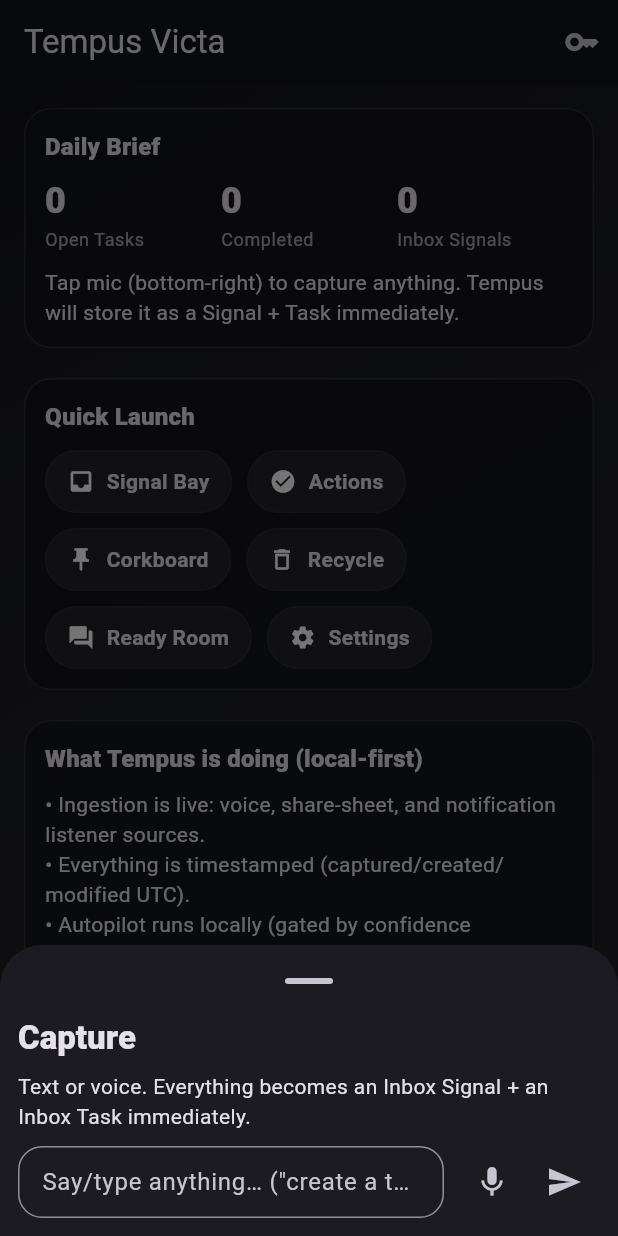
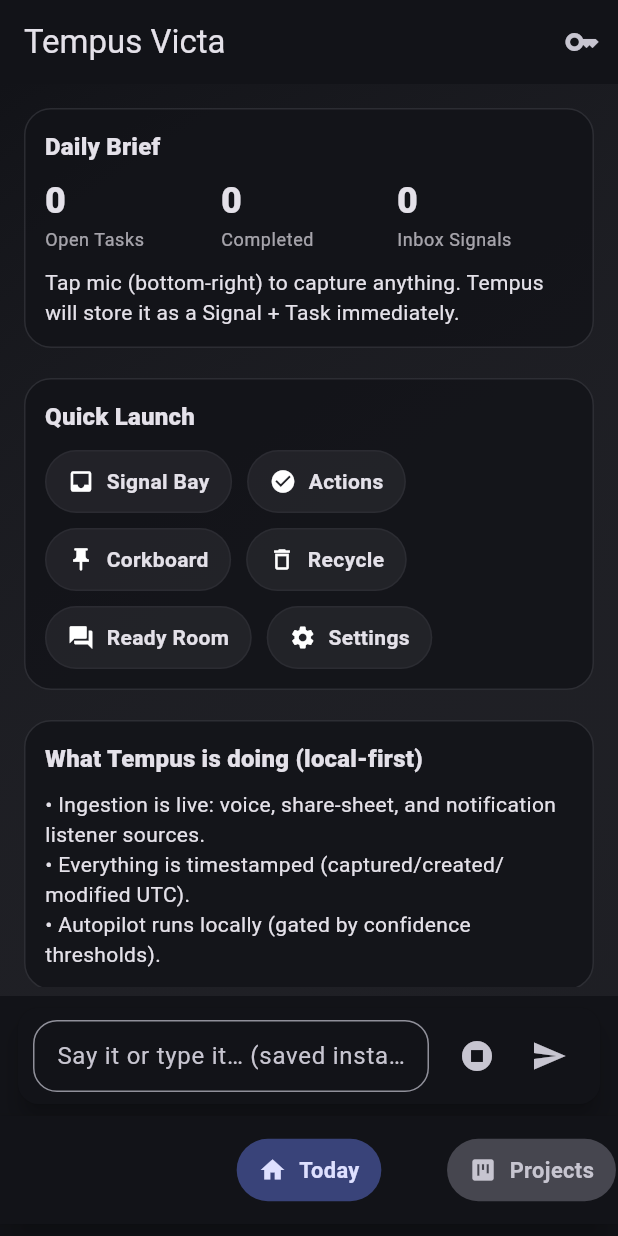
Before and after one commit to Mgregory2K/tempus_victa, a Flutter app: the screen it shows after launch, after a tap on the "mic" icon, on a phone screen of 412 x 824 dp. Run offline on Flutter 3.47's test engine with Material 3 defaults, Android fonts, the phone set to English and light mode, and no system bars; our stand-ins replace drift, google_sign_in, permission_handler, shared_preferences, speech_to_text, sqflite; accounts and stored records are empty.

Commit message:
Recovery20260221_2124

```diff
--- a/lib/ui/tempus_scaffold.dart
+++ b/lib/ui/tempus_scaffold.dart
@@ -1,8 +1,9 @@
 // Tempus Victa - scaffold
 //
-// - Persistent bottom navigation (concept-aligned)
-// - Global microphone access (capture sheet)
-// - Background styling
+// Doctrine:
+// - Bottom "module ring" nav lives here (NOT RootShell).
+// - Capture input lives ABOVE the module ring (per UX directive).
+// - No machine-talk in UI; all logging is local (JSONL/DB).
 
 import 'dart:math' as math;
 
@@ -11,7 +12,6 @@ import 'package:flutter/material.dart';
 import '../data/repositories/signal_repo.dart';
 import '../data/repositories/task_repo.dart';
 import '../services/learning/learning_engine.dart';
-import '../services/logging/jsonl_logger.dart';
 import '../services/routing/command_router.dart';
 import '../ui/widgets/tempus_background.dart';
 import '../ui/widgets/tempus_carousel_nav.dart';
@@ -37,7 +37,12 @@ class TempusScaffold extends StatelessWidget {
 
   @override
   Widget build(BuildContext context) {
-    // Ensures bottom nav never hides behind Android gesture/nav bars.
+    // MUST be double for EdgeInsets.only
+    final double bottomPad = math.max(
+      8.0,
+      MediaQuery.of(context).viewPadding.bottom.toDouble(),
+    );
+
     return Scaffold(
       appBar: AppBar(
         title: Text(title),
@@ -52,119 +57,118 @@ class TempusScaffold extends StatelessWidget {
           ),
         ),
       ),
-      floatingActionButton: enableGlobalCapture
-          ? FloatingActionButton(
-              tooltip: 'Capture (text or voice)',
-              onPressed: () => _openCaptureSheet(context),
-              child: const Icon(Icons.mic),
-            )
-          : null,
+
+      // Capture input ABOVE the module nav (persistent).
       bottomNavigationBar: SafeArea(
         top: false,
         child: Padding(
-          padding: EdgeInsets.only(bottom: math.max(8, MediaQuery.of(context).viewPadding.bottom)),
-          child: TempusCarouselNav(
-            selectedIndex: selectedIndex,
-            onTap: onNavigate,
+          padding: EdgeInsets.only(bottom: bottomPad),
+          child: Column(
+            mainAxisSize: MainAxisSize.min,
+            children: [
+              if (enableGlobalCapture)
+                Padding(
+                  padding: const EdgeInsets.fromLTRB(12, 8, 12, 8),
+                  child: _BottomCaptureBar(
+                    onCaptured: ({String? text, String? transcript}) async {
+                      await _capture(
+                        text: text,
+                        transcript: transcript,
+                        source: transcript != null ? 'global_voice' : 'global_text',
+                      );
+                    },
+                  ),
+                ),
+              TempusCarouselNav(
+                selectedIndex: selectedIndex,
+                onTap: onNavigate,
+              ),
+            ],
           ),
         ),
       ),
     );
   }
 
-  Future<void> _openCaptureSheet(BuildContext context) async {
-    // Global capture: everything becomes a Signal + an Inbox Task, immediately.
-    await showModalBottomSheet(
-      context: context,
-      isScrollControlled: true,
-      showDragHandle: true,
-      builder: (ctx) {
-        final bottom = MediaQuery.of(ctx).viewInsets.bottom;
-        return Padding(
-          padding: EdgeInsets.only(left: 12, right: 12, bottom: bottom + 12),
-          child: _GlobalCapture(
-            onCaptured: (m) {
-              if (Navigator.of(ctx).canPop()) Navigator.of(ctx).pop();
-              ScaffoldMessenger.of(context).showSnackBar(const SnackBar(content: Text('Captured ✅')));
-            },
-          ),
-        );
-      },
+  Future<void> _capture({
+    String? text,
+    String? transcript,
+    required String source,
+  }) async {
+    final content = (transcript ?? text ?? '').trim();
+    if (content.isEmpty) return;
+
+    // 1) Persist a Signal immediately.
+    final signal = await SignalRepo.instance.create(
+      kind: 'capture',
+      source: source,
+      text: text,
+      transcript: transcript,
+      status: 'inbox',
+      confidence: 0,
+      weight: 0,
+    );
+
+    // 2) Always create an Inbox Task so nothing is lost.
+    final route = CommandRouter.route(content);
+    final payload = route.payload.trim().isEmpty ? content : route.payload.trim();
+
+    // Deterministic routing (first-pass).
+    if (route.kind == 'task') {
+      await TaskRepo.instance.create(
+        title: payload.isEmpty ? 'New task' : payload,
+        source: source,
+        signalId: signal.id,
+      );
+      await LearningEngine.instance.bumpRoute(fromSource: source, toBucket: 'task', delta: 1);
+    } else if (route.kind == 'project') {
+      // Until Projects are first-class again, represent projects as tasks.
+      await TaskRepo.instance.create(
+        title: payload.isEmpty ? 'New project' : 'Project: $payload',
+        source: source,
+        signalId: signal.id,
+      );
+      await LearningEngine.instance.bumpRoute(fromSource: source, toBucket: 'project', delta: 1);
+    } else if (route.kind == 'reminder') {
+      await TaskRepo.instance.create(
+        title: payload.isEmpty ? 'New reminder' : 'Reminder: $payload',
+        source: source,
+        signalId: signal.id,
+      );
+      await LearningEngine.instance.bumpRoute(fromSource: source, toBucket: 'reminder', delta: 1);
+    } else {
+      await TaskRepo.instance.create(
+        title: content.length > 80 ? 'Follow up: ${content.substring(0, 80)}…' : 'Follow up: $content',
+        source: source,
+        signalId: signal.id,
+      );
+      await LearningEngine.instance.bumpRoute(fromSource: source, toBucket: 'inbox', delta: 1);
+    }
+  }
+}
+
+class _BottomCaptureBar extends StatelessWidget {
+  final Future<void> Function({String? text, String? transcript}) onCaptured;
+
+  const _BottomCaptureBar({
+    required this.onCaptured,
+  });
+
+  @override
+  Widget build(BuildContext context) {
+    final cs = Theme.of(context).colorScheme;
+    return Material(
+      elevation: 6,
+      borderRadius: BorderRadius.circular(14),
+      color: cs.surface,
+      child: Padding(
+        padding: const EdgeInsets.symmetric(horizontal: 10, vertical: 8),
+        child: InputComposer(
+          enabled: true,
+          hint: 'Say it or type it… (saved instantly)',
+          onSubmit: onCaptured,
+        ),
+      ),
     );
   }
 }
-
-class _GlobalCapture extends StatefulWidget {
-  final void Function(Map<String, Object?> result) onCaptured;
-  const _GlobalCapture({required this.onCaptured});
-
-  @override
-  State<_GlobalCapture> createState() => _GlobalCaptureState();
-}
-
-class _GlobalCaptureState extends State<_GlobalCapture> {
-  bool _busy = false;
-
-  Future<void> _ingest({String? text, String? transcript}) async {
-    if (_busy) return;
-    setState(() => _busy = true);
-
-    try {
-      final nowUtc = DateTime.now().toUtc();
-      final source = (transcript != null && transcript.trim().isNotEmpty) ? 'global_voice' : 'global_text';
-
-      final s = await SignalRepo.instance.create(
-        kind: (transcript != null && transcript.trim().isNotEmpty) ? 'voice' : 'text',
-        source: source,
-        text: text,
-        transcript: transcript,
-        capturedAtUtc: nowUtc,
-        status: 'inbox',
-        confidence: 0.5,
-        weight: 0.2,
-      );
-
-      // Deterministic route.
-      final raw = (transcript ?? text ?? '').trim();
-      final route = CommandRouter.route(raw);
-      final payload = route.payload.isEmpty ? raw : route.payload;
-
-      await TaskRepo.instance.create(
-        title: route.kind == 'unknown' ? 'Follow up: $payload' : payload,
-        details: route.kind == 'unknown' ? null : 'Intent: ${route.kind}',
-        source: source,
-        signalId: s.id,
-        capturedAtUtc: nowUtc,
-      );
-
-      await LearningEngine.instance.bumpRoute(fromSource: source, toBucket: 'inbox');
-      await JsonlLogger.instance.log('capture', {'signalId': s.id, 'source': source});
-
-      widget.onCaptured({'signalId': s.id, 'source': source});
-    } finally {
-      if (mounted) setState(() => _busy = false);
-    }
-  }
-
-  @override
-  Widget build(BuildContext context) {
-    return Column(
-      mainAxisSize: MainAxisSize.min,
-      crossAxisAlignment: CrossAxisAlignment.stretch,
-      children: [
-        Text('Capture', style: Theme.of(context).textTheme.titleLarge?.copyWith(fontWeight: FontWeight.w900)),
-        const SizedBox(height: 8),
-        Text(
-          'Text or voice. Everything becomes an Inbox Signal + an Inbox Task immediately.',
-          style: Theme.of(context).textTheme.bodyMedium,
-        ),
-        const SizedBox(height: 10),
-        InputComposer(
-          hint: 'Say/type anything… ("create a task …", "create a project …", etc.)',
-          enabled: !_busy,
-          onSubmit: ({text, transcript}) => _ingest(text: text, transcript: transcript),
-        ),
-      ],
-    );
-  }
-}
--- a/lib/ui/widgets/tempus_carousel_nav.dart
+++ b/lib/ui/widgets/tempus_carousel_nav.dart
@@ -1,13 +1,16 @@
-// Tempus Victa - bottom navigation (concept-aligned)
+// Tempus Victa - bottom navigation (module ring)
 //
-// - Matches the 4-tab bottom nav shown in the concept PNGs
-// - Provides a "More" drawer for secondary modules
+// UX:
+// - The module list "rotates" around the bottom (swipeable carousel).
+// - Keeps primary modules fast, but feels alive (not static).
 // - Nav does NOT live in RootShell (per directive); it's rendered by TempusScaffold.
+
+import 'dart:math' as math;
 
 import 'package:flutter/material.dart';
 import 'package:mobile/ui/tempus_nav.dart';
 
-class TempusCarouselNav extends StatelessWidget {
+class TempusCarouselNav extends StatefulWidget {
   final int selectedIndex;
   final ValueChanged<int> onTap;
 
@@ -18,11 +21,44 @@ class TempusCarouselNav extends StatelessWidget {
   });
 
   @override
+  State<TempusCarouselNav> createState() => _TempusCarouselNavState();
+}
+
+class _TempusCarouselNavState extends State<TempusCarouselNav> {
+  late final PageController _controller;
+
+  @override
+  void initState() {
+    super.initState();
+    _controller = PageController(
+      viewportFraction: 0.36,
+      initialPage: widget.selectedIndex.clamp(0, primaryNavItems.length - 1),
+    );
+  }
+
+  @override
+  void didUpdateWidget(covariant TempusCarouselNav oldWidget) {
+    super.didUpdateWidget(oldWidget);
+    final target = widget.selectedIndex.clamp(0, primaryNavItems.length - 1);
+    if (oldWidget.selectedIndex != target && _controller.hasClients) {
+      _controller.animateToPage(
+        target,
+        duration: const Duration(milliseconds: 220),
+        curve: Curves.easeOut,
+      );
+    }
+  }
+
+  @override
+  void dispose() {
+    _controller.dispose();
+    super.dispose();
+  }
+
+  @override
   Widget build(BuildContext context) {
     final cs = Theme.of(context).colorScheme;
-
-    // Primary tabs map directly to indices 0..3 in RootShell.
-    final current = selectedIndex.clamp(0, 3);
+    final current = widget.selectedIndex.clamp(0, primaryNavItems.length - 1);
 
     return Material(
       elevation: 10,
@@ -30,101 +66,90 @@ class TempusCarouselNav extends StatelessWidget {
       child: SafeArea(
         top: false,
         child: SizedBox(
-          height: 64,
-          child: Row(
-            children: [
-              for (var i = 0; i < primaryNavItems.length; i++)
-                Expanded(
-                  child: _NavButton(
-                    icon: primaryNavItems[i].icon,
-                    label: primaryNavItems[i].label,
-                    selected: i == current,
-                    onPressed: () => onTap(i),
-                  ),
-                ),
-              SizedBox(
-                width: 72,
-                child: IconButton(
-                  tooltip: 'More',
-                  onPressed: () => _showMore(context),
-                  icon: const Icon(Icons.more_horiz),
-                ),
-              ),
-            ],
+          height: 72,
+          child: PageView.builder(
+            controller: _controller,
+            itemCount: primaryNavItems.length,
+            onPageChanged: (i) => widget.onTap(i),
+            itemBuilder: (context, i) {
+              final item = primaryNavItems[i];
+              final selected = i == current;
+
+              return AnimatedBuilder(
+                animation: _controller,
+                builder: (context, child) {
+                  double t = 1.0;
+                  if (_controller.hasClients && _controller.position.haveDimensions) {
+                    final page = _controller.page ?? _controller.initialPage.toDouble();
+                    final dist = (page - i).abs().clamp(0.0, 1.0);
+                    t = 1.0 - dist;
+                  }
+                  final scale = 0.86 + (t * 0.18);
+                  final opacity = 0.55 + (t * 0.45);
+
+                  return Center(
+                    child: Opacity(
+                      opacity: opacity,
+                      child: Transform.scale(
+                        scale: scale,
+                        child: _NavChip(
+                          icon: item.icon,
+                          label: item.label,
+                          selected: selected,
+                          onTap: () => widget.onTap(i),
+                        ),
+                      ),
+                    ),
+                  );
+                },
+              );
+            },
           ),
         ),
       ),
     );
   }
-
-  void _showMore(BuildContext context) {
-    showModalBottomSheet(
-      context: context,
-      showDragHandle: true,
-      builder: (ctx) {
-        final cs = Theme.of(ctx).colorScheme;
-        return SafeArea(
-          child: ListView(
-            padding: const EdgeInsets.only(bottom: 12),
-            children: [
-              Padding(
-                padding: const EdgeInsets.fromLTRB(16, 8, 16, 8),
-                child: Text(
-                  'Modules',
-                  style: Theme.of(ctx).textTheme.titleMedium?.copyWith(fontWeight: FontWeight.w800),
-                ),
-              ),
-              for (final item in secondaryNavItems)
-                ListTile(
-                  leading: Icon(item.icon, color: cs.primary),
-                  title: Text(item.label),
-                  onTap: () {
-                    Navigator.of(ctx).pop();
-                    // Secondary items start at index 4 in RootShell.
-                    final idx = primaryNavItems.length + secondaryNavItems.indexOf(item);
-                    onTap(idx);
-                  },
-                ),
-            ],
-          ),
-        );
-      },
-    );
-  }
 }
 
-class _NavButton extends StatelessWidget {
+class _NavChip extends StatelessWidget {
   final IconData icon;
   final String label;
   final bool selected;
-  final VoidCallback onPressed;
+  final VoidCallback onTap;
 
-  const _NavButton({
+  const _NavChip({
     required this.icon,
     required this.label,
     required this.selected,
-    required this.onPressed,
+    required this.onTap,
   });
 
   @override
   Widget build(BuildContext context) {
     final cs = Theme.of(context).colorScheme;
-    final color = selected ? cs.primary : cs.onSurface.withOpacity(0.8);
+    final bg = selected ? cs.primaryContainer : cs.surfaceVariant;
+    final fg = selected ? cs.onPrimaryContainer : cs.onSurfaceVariant;
 
     return InkWell(
-      onTap: onPressed,
-      child: Padding(
-        padding: const EdgeInsets.symmetric(vertical: 8),
-        child: Column(
+      borderRadius: BorderRadius.circular(999),
+      onTap: onTap,
+      child: Container(
+        padding: const EdgeInsets.symmetric(horizontal: 14, vertical: 10),
+        decoration: BoxDecoration(
+          color: bg,
+          borderRadius: BorderRadius.circular(999),
+        ),
+        child: Row(
           mainAxisSize: MainAxisSize.min,
           children: [
-            Icon(icon, size: 22, color: color),
-            const SizedBox(height: 6),
+            Icon(icon, size: 18, color: fg),
+            const SizedBox(width: 8),
             Text(
               label,
-              maxLines: 1,
-              overflow: TextOverflow.ellipsis,
-              style: TextStyle(fontSize: 11, fontWeight: selected ? FontWeight.w800 : FontWeight.w600, color: color),
+              style: TextStyle(
+                color: fg,
+                fontWeight: selected ? FontWeight.w700 : FontWeight.w600,
+              ),
             ),
           ],
         ),
```
